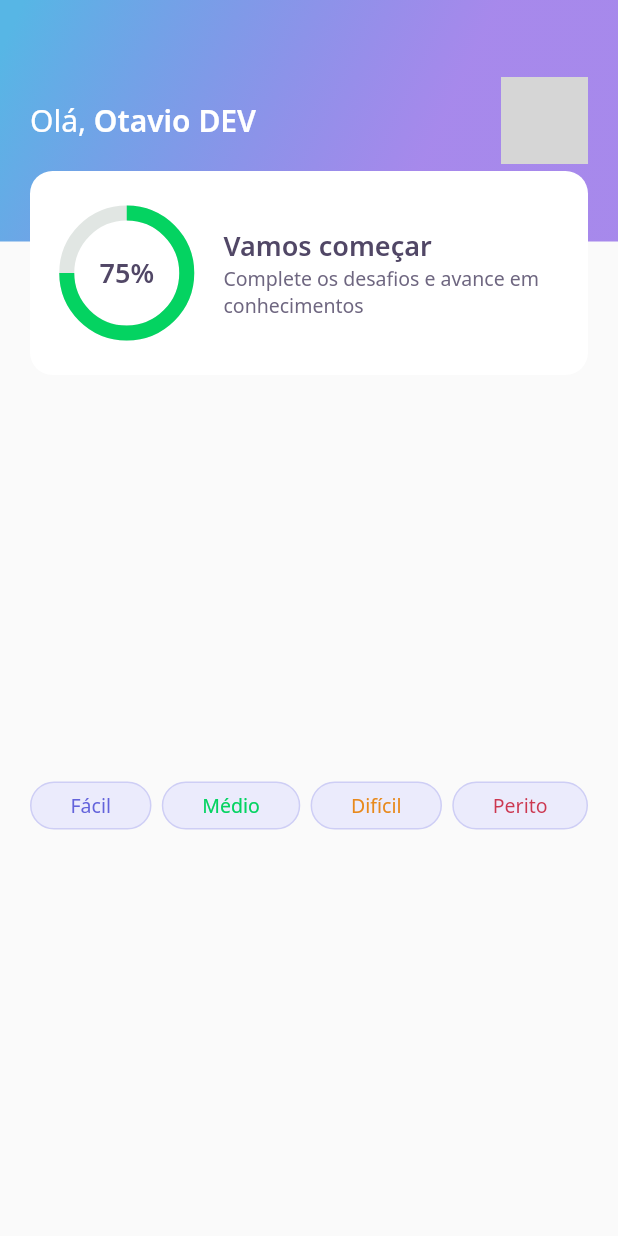
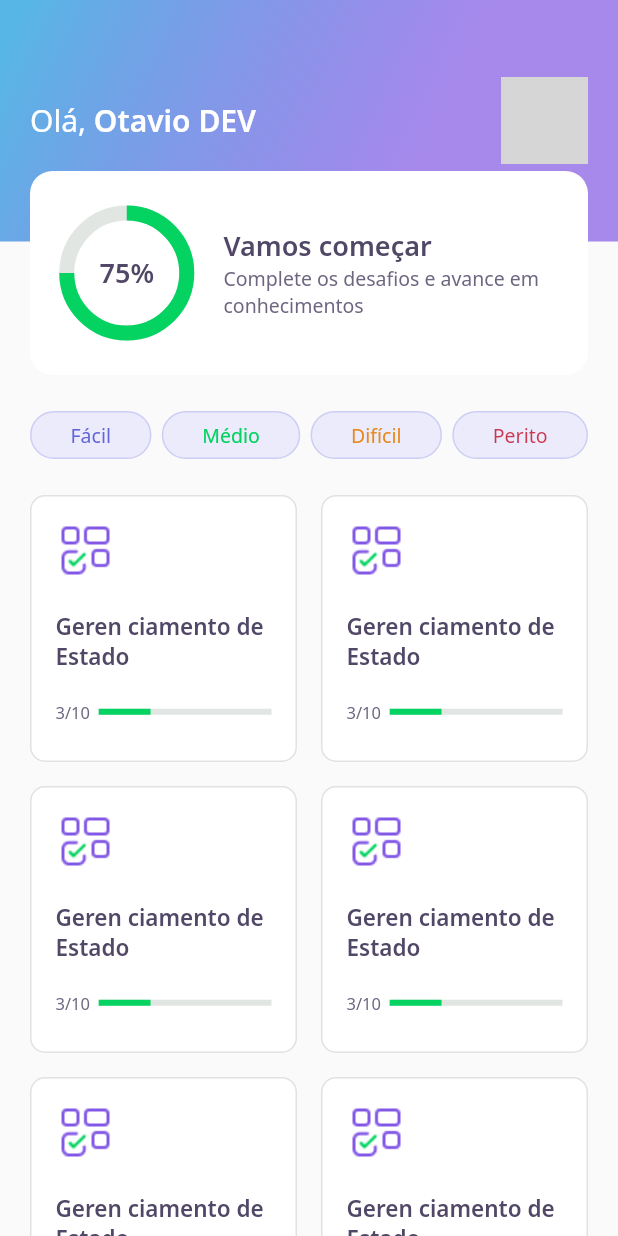
Before and after one commit to otaviohenrique1/nlw05-1, a Flutter app: the HomePage screen opened directly, on a phone screen of 412 x 824 dp. Run offline on Flutter 3.47's test engine with Material 2 defaults, Android fonts, the phone set to English and light mode, and no system bars; our stand-ins replace google_fonts; network calls fail; grey boxes are pictures that could not be loaded.

Commit message:
Comit 14 dos arquivos

```diff
--- a/devquiz/lib/core/app_widget.dart
+++ b/devquiz/lib/core/app_widget.dart
@@ -1,5 +1,6 @@
-import 'package:devquiz/home/home_page.dart';
+// import 'package:devquiz/home/home_page.dart';
 // import 'package:devquiz/splash/splash_page.dart';
+import 'package:devquiz/challenge/challenge_page.dart';
 import 'package:flutter/material.dart';
 
 class App extends StatelessWidget {
@@ -7,7 +8,7 @@ class App extends StatelessWidget {
   Widget build(BuildContext context) {
     return MaterialApp(
       title: 'DevQuiz',
-      home: HomePage(),
+      home: ChallengePage(),
     );
   }
 }
--- a/devquiz/lib/home/home_page.dart
+++ b/devquiz/lib/home/home_page.dart
@@ -1,5 +1,6 @@
 import 'package:devquiz/home/widgets/appbar/app_bar_widget.dart';
 import 'package:devquiz/home/widgets/level_button/level_button_widget.dart';
+import 'package:devquiz/home/widgets/quiz_card/quiz_card_widget.dart';
 import 'package:flutter/material.dart';
 
 class HomePage extends StatefulWidget {
@@ -14,13 +15,16 @@ class _HomePageState extends State<HomePage> {
   Widget build(BuildContext context) {
     return Scaffold(
       appBar: AppBarWidget(),
-      body: Container(
-        child: Center(
-          child: Padding(
-            padding: const EdgeInsets.symmetric(
-              horizontal: 20,
+      body: Padding(
+        padding: const EdgeInsets.symmetric(
+          horizontal: 20,
+        ),
+        child: Column(
+          children: [
+            SizedBox(
+              height: 24,
             ),
-            child: Row(
+            Row(
               mainAxisAlignment: MainAxisAlignment.spaceBetween,
               children: [
                 LevelButtonWidget(
@@ -37,9 +41,42 @@ class _HomePageState extends State<HomePage> {
                 ),
               ],
             ),
-          ),
+            SizedBox(
+              height: 24,
+            ),
+            Expanded(
+              child: GridView.count(
+                crossAxisSpacing: 16,
+                mainAxisSpacing: 16,
+                crossAxisCount: 2,
+                children: [
+                  QuizCardWidget(),
+                  QuizCardWidget(),
+                  QuizCardWidget(),
+                  QuizCardWidget(),
+                  QuizCardWidget(),
+                  QuizCardWidget(),
+                ],
+              ),
+            ),
+          ],
         ),
       ),
     );
   }
 }
+
+/*
+Expanded(
+  child: ListView(
+    children: [
+      QuizCardWidget(),
+      QuizCardWidget(),
+      QuizCardWidget(),
+      QuizCardWidget(),
+      QuizCardWidget(),
+      QuizCardWidget(),
+    ],
+  ),
+),
+*/
--- a/devquiz/lib/home/widgets/quiz_card/quiz_card_widget.dart
+++ b/devquiz/lib/home/widgets/quiz_card/quiz_card_widget.dart
@@ -1,4 +1,7 @@
 import 'package:devquiz/core/app_colors.dart';
+import 'package:devquiz/core/app_images.dart';
+import 'package:devquiz/core/app_text_styles.dart';
+import 'package:devquiz/shared/widgets/progress_indicator/progress_indicator_widget.dart';
 import 'package:flutter/material.dart';
 
 class QuizCardWidget extends StatelessWidget {
@@ -7,6 +10,7 @@ class QuizCardWidget extends StatelessWidget {
   @override
   Widget build(BuildContext context) {
     return Container(
+      padding: EdgeInsets.all(16),
       decoration: BoxDecoration(
         border: Border.fromBorderSide(
           BorderSide(
@@ -16,6 +20,43 @@ class QuizCardWidget extends StatelessWidget {
         color: AppColors.white,
         borderRadius: BorderRadius.circular(10),
       ),
+      child: Column(
+        crossAxisAlignment: CrossAxisAlignment.start,
+        children: [
+          Container(
+            height: 40,
+            width: 40,
+            child: Image.asset(AppImages.blocks),
+          ),
+          SizedBox(
+            height: 20,
+          ),
+          Text(
+            "Geren ciamento de Estado",
+            style: AppTextStyles.heading15,
+          ),
+          SizedBox(
+            height: 20,
+          ),
+          Row(
+            children: [
+              Expanded(
+                flex: 1,
+                child: Text(
+                  "3/10",
+                  style: AppTextStyles.body11,
+                ),
+              ),
+              Expanded(
+                flex: 4,
+                child: ProgressIndicatorWidget(
+                  value: 0.3,
+                ),
+              ),
+            ],
+          ),
+        ],
+      ),
     );
   }
 }
--- /dev/null
+++ b/devquiz/lib/shared/widgets/progress_indicator/progress_indicator_widget.dart
@@ -0,0 +1,17 @@
+import 'package:devquiz/core/app_colors.dart';
+import 'package:flutter/material.dart';
+
+class ProgressIndicatorWidget extends StatelessWidget {
+  final double value;
+
+  ProgressIndicatorWidget({Key? key, required this.value}) : super(key: key);
+
+  @override
+  Widget build(BuildContext context) {
+    return LinearProgressIndicator(
+      value: value,
+      backgroundColor: AppColors.chartSecondary,
+      valueColor: AlwaysStoppedAnimation<Color>(AppColors.chartPrimary),
+    );
+  }
+}
```
Also changed, not shown: devquiz/lib/challenge/challenge_page.dart (added, +22 -0 lines), devquiz/lib/challenge/widgets/awnser/awnser_widget.dart (added, +25 -0 lines), devquiz/lib/challenge/widgets/question_indicator/question_indicator_widget.dart (added, +39 -0 lines), devquiz/lib/challenge/widgets/quiz/quiz_widget.dart (added, +25 -0 lines).
